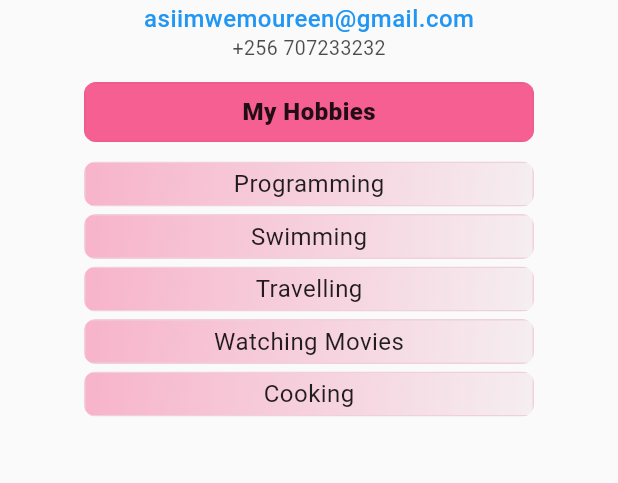
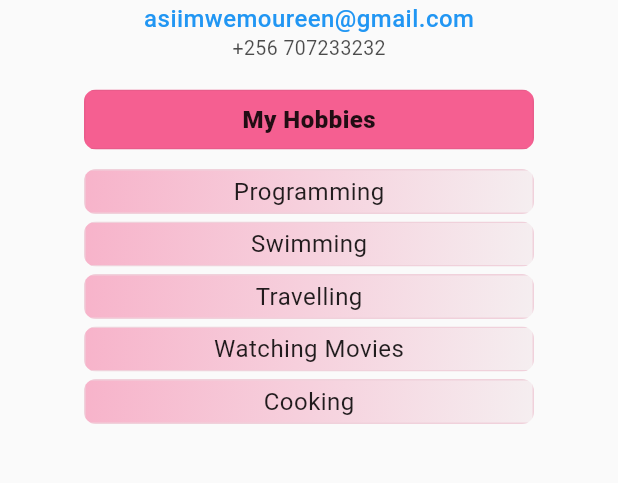
Before and after one commit to AsiimweMoureen/MoureenMobileComputingrepo, a Flutter app: the screen it shows after launch, on a phone screen of 412 x 824 dp, the part 476-959 px from its top. Run offline on Flutter 3.47's test engine with Material 2 defaults, Android fonts, the phone set to English and light mode, and no system bars.

Commit message:
Final changes

```diff
--- a/asiimwemoureenmbcomp/lib/main.dart
+++ b/asiimwemoureenmbcomp/lib/main.dart
@@ -113,7 +113,7 @@ class _MyprofileScreenState extends State<MyprofileScreen> {
 
 
             //HOBBIES TITLE
-            const SizedBox(height: 15,),
+            const SizedBox(height: 20,),
             ClipRRect(
               borderRadius: BorderRadius.circular(8),
               child: Container(
```
